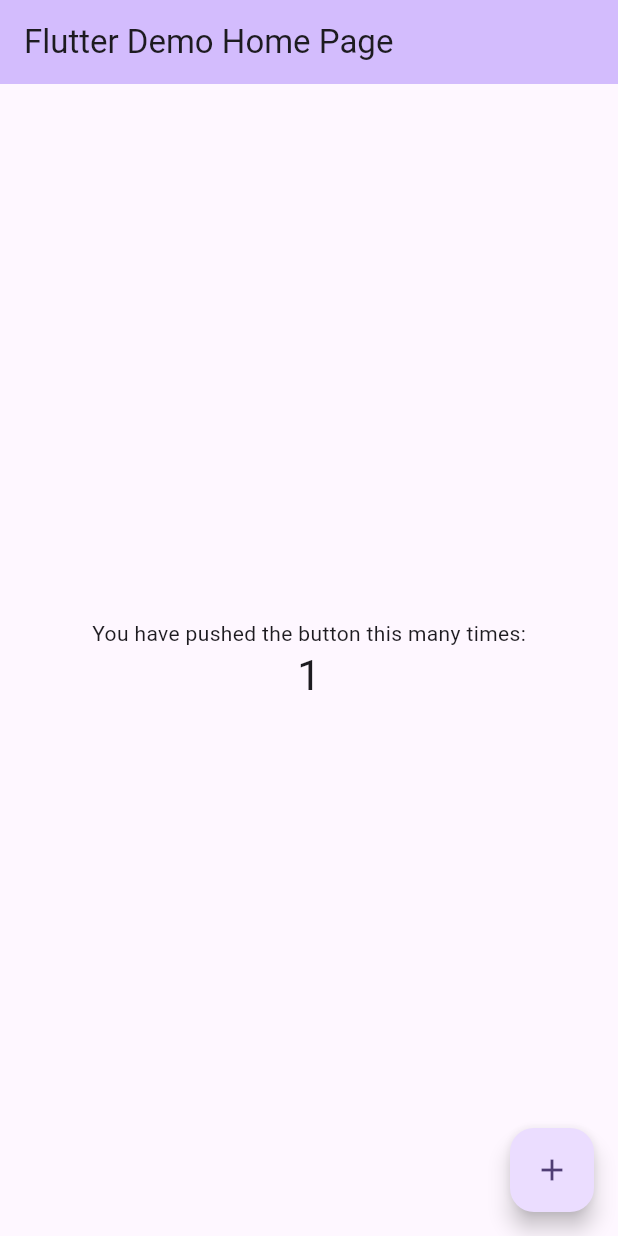
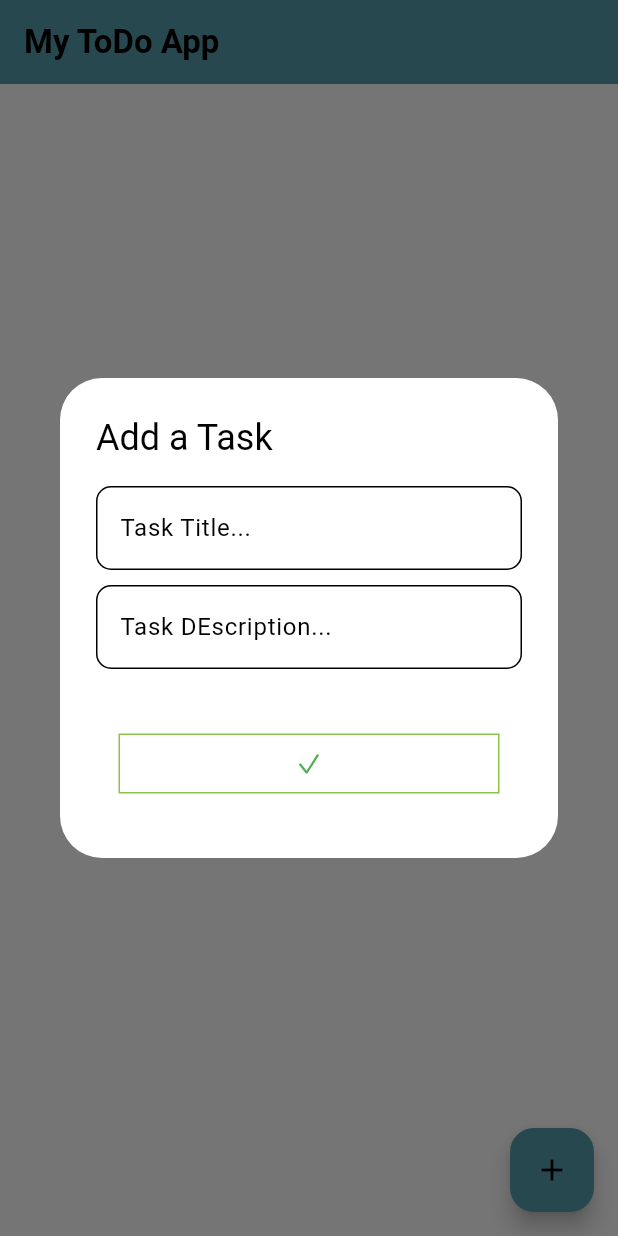
Before and after one commit to AditiSingh2003/todo, a Flutter app: the screen it shows after launch, after a tap on the "add" icon, on a phone screen of 412 x 824 dp. Run offline on Flutter 3.47's test engine with Material 3 defaults, Android fonts, the phone set to English and light mode, and no system bars; our stand-ins replace bloc, equatable, flutter_bloc, flutter_slidable, hydrated_bloc; missing offline and left inert: dart:ffi.

Commit message:
Add Delete and check functionality implemented

```diff
--- /dev/null
+++ b/lib/bloc/todo_event.dart
@@ -0,0 +1,44 @@
+part of 'todo_bloc.dart';
+
+abstract class TodoEvent extends Equatable {
+  const TodoEvent();
+
+  @override
+  List<Object?> get props => [];
+}
+
+
+class TodoStarted extends TodoEvent {}
+
+class AddTodo extends TodoEvent {
+  final Todo todo;
+
+  AddTodo({
+    required this.todo,
+  });
+
+  @override
+  List<Object?> get props => [todo];
+}
+
+class RemoveTodo extends TodoEvent {
+  final Todo todo;
+
+  RemoveTodo({
+    required this.todo,
+  });
+
+  @override
+  List<Object?> get props => [todo];
+}
+
+class AlterTodo extends TodoEvent {
+  final int index;
+
+  AlterTodo({
+    required this.index,
+  });
+
+  @override
+  List<Object?> get props => [index];
+}
--- /dev/null
+++ b/lib/bloc/todo_state.dart
@@ -0,0 +1,48 @@
+part of 'todo_bloc.dart';
+
+enum TodoStatus { initial, loading, success, error }
+
+class TodoState extends Equatable{
+  final List<Todo> todos;
+  final TodoStatus status;
+
+  const TodoState({
+    this.todos = const <Todo>[],
+    this.status = TodoStatus.initial,
+  });
+
+  TodoState copyWith({
+    List<Todo>? todos,
+    TodoStatus? status,
+  }) {
+    return TodoState(
+      todos: todos ?? this.todos,
+      status: status ?? this.status,
+    );
+  }
+
+  @override
+  factory TodoState.fromJson(Map<String, dynamic> json) {
+    try{
+      var listOfTodos = (json['todo'] as List<dynamic>)
+      .map((e) => Todo.fromJson(e as Map<String, dynamic>))
+      .toList();
+
+      return TodoState(
+        todos: listOfTodos,
+        status: TodoStatus.values.firstWhere((element) => element.name.toString() == json['status'],),
+      );
+      }catch(e){
+        rethrow;
+      }
+    }
+  Map<String, dynamic> toJson() {
+    return {
+      'todos': todos,
+      'status': status.name,
+    };
+  }
+
+  @override
+  List<Object?> get props => [todos, status];
+}
--- /dev/null
+++ b/lib/data/todo.dart
@@ -0,0 +1,47 @@
+class Todo{
+  final String title;
+  final String description;
+  bool isDone;
+
+  Todo({
+    required this.title,
+    required this.description,
+    this.isDone = false,
+  });
+
+  Todo copyWith({
+    String? title,
+    String? description,
+    bool? isDone,
+  }) {
+    return Todo(
+      title: title ?? this.title,
+      description: description ?? this.description,
+      isDone: isDone ?? this.isDone,
+    );
+  }
+
+  factory Todo.fromJson(Map<String, dynamic> json) {
+    return Todo(
+      title: json['title'],
+      description: json['description'],
+      isDone: json['isDone'],
+    );
+  }
+
+  Map<String, dynamic> toJson() {
+    return {
+      'title': title,
+      'description': description,
+      'isDone': isDone,
+    };
+  }
+  @override
+  String toString() {
+    return '''Todo:{
+    title: $title\n
+    description: $description\n
+    isDone: $isDone\n
+    }''';
+  }
+}
--- /dev/null
+++ b/lib/home.dart
@@ -0,0 +1,203 @@
+import 'package:flutter/cupertino.dart';
+import 'package:flutter/material.dart';
+import 'package:flutter_bloc/flutter_bloc.dart';
+import 'package:flutter_slidable/flutter_slidable.dart';
+import 'package:todo/bloc/todo_bloc.dart';
+
+import 'data/todo.dart';
+
+class HomeScreen extends StatefulWidget {
+  const HomeScreen({super.key});
+
+  @override
+  State<HomeScreen> createState() => _HomeScreenState();
+}
+
+class _HomeScreenState extends State<HomeScreen> {
+
+  addTodo(Todo todo){
+    context.read<TodoBloc>().add(
+      AddTodo(todo: todo),
+    );
+  }
+
+  removeTodo(Todo todo){
+    context.read<TodoBloc>().add(
+      RemoveTodo( todo: todo),
+    );
+  }
+
+  alertTodo(int index){
+    context.read<TodoBloc>().add(
+      AlterTodo(index: index)
+    );
+  }
+
+  @override
+  Widget build(BuildContext context) {
+    return Scaffold(
+      backgroundColor: Theme.of(context).colorScheme.background,
+      floatingActionButton: FloatingActionButton(
+        onPressed: (){
+          showDialog(context: context, builder: (context){
+
+            TextEditingController controller1 = TextEditingController();
+            TextEditingController controller2 = TextEditingController();
+
+            return AlertDialog(
+              title: const Text(
+                'Add a Task'
+              ),
+              content: Column(
+                mainAxisSize: MainAxisSize.min,
+                children: [
+                  TextField(
+                    controller: controller1,
+                    cursorColor: Theme.of(context).colorScheme.secondary,
+                    decoration: InputDecoration(
+                      hintText: 'Task Title...',
+                      focusedBorder: OutlineInputBorder(
+                        borderRadius: BorderRadius.circular(10),
+                        borderSide: BorderSide(
+                          color: Theme.of(context).colorScheme.secondary,
+                        )
+                      ),
+                      border: OutlineInputBorder(
+                        borderRadius: BorderRadius.circular(10),
+                        borderSide: const BorderSide(
+                          color: Colors.grey
+                        )
+                      )
+                    ),
+                  ),
+                  const SizedBox(height:10),
+                  TextField(
+                    controller: controller2,
+                    cursorColor: Theme.of(context).colorScheme.secondary,
+                    decoration: InputDecoration(
+                      hintText: 'Task DEscription...',
+                      focusedBorder: OutlineInputBorder(
+                        borderRadius: BorderRadius.circular(10),
+                        borderSide: BorderSide(
+                          color: Theme.of(context).colorScheme.secondary,
+                        )
+                      ),
+                      border: OutlineInputBorder(
+                        borderRadius: BorderRadius.circular(10),
+                        borderSide: const BorderSide(
+                          color: Colors.grey
+                        )
+                      )
+                    ),
+                  ),
+              ],
+              ),
+              actions: [
+                Padding(
+                  padding: EdgeInsets.all(15.0),
+                  child: TextButton(
+                    onPressed: (){
+                      addTodo(
+                        Todo(title: controller1.text,
+                        description: controller2.text),
+                      );
+                      controller1.text = '';
+                      controller2.text = '';
+                      Navigator.pop(context);
+                    },
+                    style: TextButton.styleFrom(
+                      shape: RoundedRectangleBorder(
+                        side: BorderSide(color: Theme.of(context).colorScheme.secondary,),),
+                        foregroundColor: Theme.of(context).colorScheme.secondary,
+                      ),
+
+                      child: SizedBox(
+                        width: MediaQuery.of(context).size.width,
+                        child: const Icon(
+                          CupertinoIcons.check_mark,
+                          color: Colors.green,
+                        ),
+                        )
+                    ),
+                  ),
+              ],
+            );
+          });
+        },
+        backgroundColor: Theme.of(context).colorScheme.primary,
+        child: const Icon(
+          Icons.add,
+          color: Colors.black,
+        )
+        ),
+
+        appBar: AppBar(
+          backgroundColor: Theme.of(context).colorScheme.primary,
+          elevation: 0,
+          title: const Text(
+            'My ToDo App',
+            style: TextStyle(
+              color: Colors.black,
+              fontWeight: FontWeight.bold,
+            ),
+          ),
+          ),
+          body: Padding(
+            padding: const EdgeInsets.all(8.0),
+            child: BlocBuilder<TodoBloc, TodoState>(
+              builder: (context, state){
+                if(state.status == TodoStatus.success){
+                  return ListView.builder(
+                    itemCount: state.todos.length,
+                    itemBuilder: (context, int i){
+                      return Card(
+                        color: Theme.of(context).colorScheme.primary,
+                        elevation: 1,
+                        shape: RoundedRectangleBorder(borderRadius: BorderRadius.circular(10)),
+                        child: Slidable(
+                          key: const ValueKey(0),
+                          startActionPane: ActionPane(
+                            motion: const ScrollMotion(),
+                            children:[
+                              SlidableAction(
+                                onPressed:(_){
+                                  removeTodo(state.todos[i]);
+                                },
+                                backgroundColor: Colors.red,
+                                foregroundColor: Colors.white,
+                                icon: Icons.delete,
+                                label: 'Delete',
+                              )
+                            ]
+                          ), child: ListTile(
+                            title: Text(
+                              state.todos[i].title
+                            ),
+                            subtitle: Text(
+                              state.todos[i].description
+                            ),
+                            trailing: Checkbox(
+                              value: state.todos[i].isDone,
+                              activeColor: Theme.of(context).colorScheme.secondary,
+                              onChanged: (value){
+                                alertTodo(i);
+                              },
+                            )
+                            ),
+                        ),
+                      );
+                    }
+                    );
+                }
+                else if (state.status == TodoStatus.initial){
+                  return const Center(child: CircularProgressIndicator());
+                }
+                else{
+                  return Container();
+                }
+              },
+              ),
+          ),
+    );
+  }
+}
--- a/lib/main.dart
+++ b/lib/main.dart
@@ -1,6 +1,17 @@
+import 'dart:ffi';
+
 import 'package:flutter/material.dart';
+import 'package:flutter_bloc/flutter_bloc.dart';
+import 'package:hydrated_bloc/hydrated_bloc.dart';
+import 'package:path_provider/path_provider.dart';
+import 'package:todo/bloc/todo_bloc.dart';
+import 'package:todo/home.dart';
 
-void main() {
+void main() async {
+  WidgetsFlutterBinding.ensureInitialized();
+  HydratedBloc.storage = await HydratedStorage.build(
+    storageDirectory: await getTemporaryDirectory(),
+  );
   runApp(const MyApp());
 }
 
@@ -11,115 +22,22 @@ class MyApp extends StatelessWidget {
   @override
   Widget build(BuildContext context) {
     return MaterialApp(
-      title: 'Flutter Demo',
+      debugShowCheckedModeBanner: false,
+      title: 'Todo App',
       theme: ThemeData(
-        // This is the theme of your application.
-        //
-        // TRY THIS: Try running your application with "flutter run". You'll see
-        // the application has a purple toolbar. Then, without quitting the app,
-        // try changing the seedColor in the colorScheme below to Colors.green
-        // and then invoke "hot reload" (save your changes or press the "hot
-        // reload" button in a Flutter-supported IDE, or press "r" if you used
-        // the command line to start the app).
-        //
-        // Notice that the counter didn't reset back to zero; the application
-        // state is not lost during the reload. To reset the state, use hot
-        // restart instead.
-        //
-        // This works for code too, not just values: Most code changes can be
-        // tested with just a hot reload.
-        colorScheme: ColorScheme.fromSeed(seedColor: Colors.deepPurple),
-        useMaterial3: true,
+        colorScheme: const ColorScheme.light(
+          background: Colors.white,
+          onBackground: Colors.black,
+          primary: Color(0xFF569DAA),
+          onPrimary: Colors.black,
+          secondary: Colors.lightGreen,
+          onSecondary: Colors.white
+        ),
       ),
-      home: const MyHomePage(title: 'Flutter Demo Home Page'),
+      home: BlocProvider<TodoBloc>(
+        create: (context) => TodoBloc()..add(TodoStarted()),
+        child:const HomeScreen(),
+        ),
     );
   }
 }
-
-class MyHomePage extends StatefulWidget {
-  const MyHomePage({super.key, required this.title});
-
-  // This widget is the home page of your application. It is stateful, meaning
-  // that it has a State object (defined below) that contains fields that affect
-  // how it looks.
-
-  // This class is the configuration for the state. It holds the values (in this
-  // case the title) provided by the parent (in this case the App widget) and
-  // used by the build method of the State. Fields in a Widget subclass are
-  // always marked "final".
-
-  final String title;
-
-  @override
-  State<MyHomePage> createState() => _MyHomePageState();
-}
-
-class _MyHomePageState extends State<MyHomePage> {
-  int _counter = 0;
-
-  void _incrementCounter() {
-    setState(() {
-      // This call to setState tells the Flutter framework that something has
-      // changed in this State, which causes it to rerun the build method below
-      // so that the display can reflect the updated values. If we changed
-      // _counter without calling setState(), then the build method would not be
-      // called again, and so nothing would appear to happen.
-      _counter++;
-    });
-  }
-
-  @override
-  Widget build(BuildContext context) {
-    // This method is rerun every time setState is called, for instance as done
-    // by the _incrementCounter method above.
-    //
-    // The Flutter framework has been optimized to make rerunning build methods
-    // fast, so that you can just rebuild anything that needs updating rather
-    // than having to individually change instances of widgets.
-    return Scaffold(
-      appBar: AppBar(
-        // TRY THIS: Try changing the color here to a specific color (to
-        // Colors.amber, perhaps?) and trigger a hot reload to see the AppBar
-        // change color while the other colors stay the same.
-        backgroundColor: Theme.of(context).colorScheme.inversePrimary,
-        // Here we take the value from the MyHomePage object that was created by
-        // the App.build method, and use it to set our appbar title.
-        title: Text(widget.title),
-      ),
-      body: Center(
-        // Center is a layout widget. It takes a single child and positions it
-        // in the middle of the parent.
-        child: Column(
-          // Column is also a layout widget. It takes a list of children and
-          // arranges them vertically. By default, it sizes itself to fit its
-          // children horizontally, and tries to be as tall as its parent.
-          //
-          // Column has various properties to control how it sizes itself and
-          // how it positions its children. Here we use mainAxisAlignment to
-          // center the children vertically; the main axis here is the vertical
-          // axis because Columns are vertical (the cross axis would be
-          // horizontal).
-          //
-          // TRY THIS: Invoke "debug painting" (choose the "Toggle Debug Paint"
-          // action in the IDE, or press "p" in the console), to see the
-          // wireframe for each widget.
-          mainAxisAlignment: MainAxisAlignment.center,
-          children: <Widget>[
-            const Text(
-              'You have pushed the button this many times:',
-            ),
-            Text(
-              '$_counter',
-              style: Theme.of(context).textTheme.headlineMedium,
-            ),
-          ],
-        ),
-      ),
-      floatingActionButton: FloatingActionButton(
-        onPressed: _incrementCounter,
-        tooltip: 'Increment',
-        child: const Icon(Icons.add),
-      ), // This trailing comma makes auto-formatting nicer for build methods.
-    );
-  }
-}
```
Also changed, not shown: lib/bloc/todo_bloc.dart (added, +126 -0 lines), pubspec.yaml (+11 -1 lines), pubspec.lock, 1 other file.
